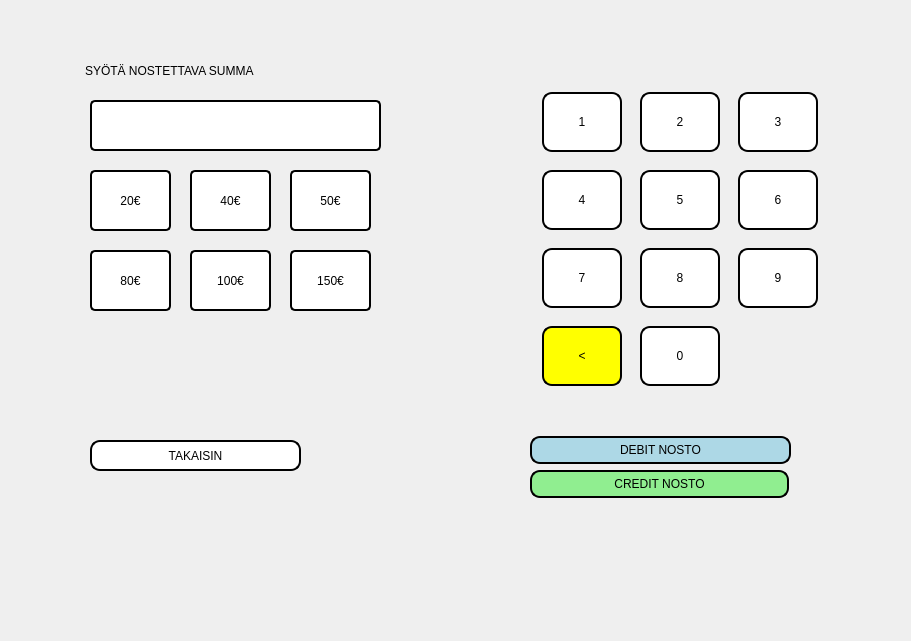
Qt form bank_automat/withdrawpage.ui (tvt20kmo-ohjelmistokehitysprojekti/Group1) before a commit.
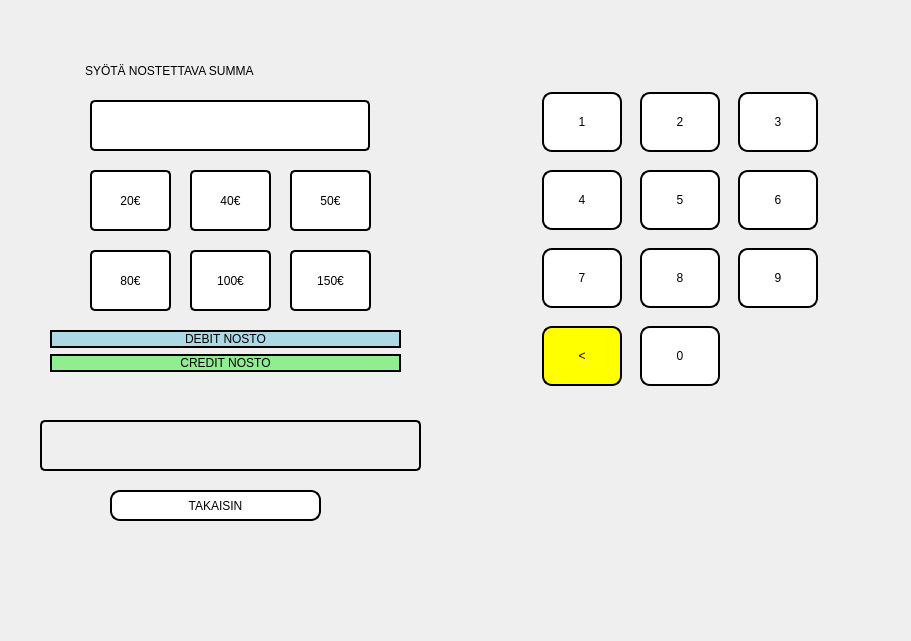
The same form after that commit.

```diff
--- a/bank_automat/withdrawpage.ui
+++ b/bank_automat/withdrawpage.ui
@@ -91,8 +91,8 @@
   <widget class="QPushButton" name="Btn_Takaisin">
    <property name="geometry">
     <rect>
-     <x>90</x>
-     <y>440</y>
+     <x>110</x>
+     <y>490</y>
      <width>211</width>
      <height>31</height>
     </rect>
@@ -529,57 +529,120 @@
     <string>150€</string>
    </property>
   </widget>
-  <widget class="QTextEdit" name="insert_Amount">
+  <widget class="QWidget" name="verticalLayoutWidget">
    <property name="geometry">
     <rect>
-     <x>90</x>
-     <y>100</y>
-     <width>291</width>
-     <height>51</height>
+     <x>50</x>
+     <y>330</y>
+     <width>351</width>
+     <height>91</height>
     </rect>
    </property>
-   <property name="styleSheet">
-    <string notr="true">background-color : white; 
-color : gray;
-	font: 16pt &quot;Maiandra GD&quot;;
-	border-style: solid;
-	border-color: black;
-	border-width: 2px;
-	border-radius: 5px;</string>
-   </property>
-  </widget>
-  <widget class="QPushButton" name="Btn_Debit">
-   <property name="geometry">
-    <rect>
-     <x>530</x>
-     <y>436</y>
-     <width>261</width>
-     <height>28</height>
-    </rect>
-   </property>
-   <property name="styleSheet">
-    <string notr="true">selection-color: rgb(0, 170, 255);
+   <layout class="QVBoxLayout" name="verticalLayout">
+    <item>
+     <widget class="QPushButton" name="Btn_WithdrawDebit">
+      <property name="styleSheet">
+       <string notr="true">selection-color: rgb(0, 170, 255);
 background-color: lightblue;</string>
-   </property>
-   <property name="text">
-    <string>DEBIT NOSTO</string>
-   </property>
-  </widget>
-  <widget class="QPushButton" name="Btn_Credit">
-   <property name="geometry">
-    <rect>
-     <x>530</x>
-     <y>470</y>
-     <width>259</width>
-     <height>28</height>
-    </rect>
-   </property>
-   <property name="styleSheet">
-    <string notr="true">selection-color: rgb(0, 170, 255);
+      </property>
+      <property name="text">
+       <string>DEBIT NOSTO</string>
+      </property>
+     </widget>
+    </item>
+    <item>
+     <widget class="QPushButton" name="Btn_WithdrawCredit">
+      <property name="styleSheet">
+       <string notr="true">selection-color: rgb(0, 170, 255);
 background-color: lightgreen;</string>
+      </property>
+      <property name="text">
+       <string>CREDIT NOSTO</string>
+      </property>
+     </widget>
+    </item>
+    <item>
+     <spacer name="verticalSpacer">
+      <property name="orientation">
+       <enum>Qt::Vertical</enum>
+      </property>
+      <property name="sizeHint" stdset="0">
+       <size>
+        <width>20</width>
+        <height>40</height>
+       </size>
+      </property>
+     </spacer>
+    </item>
+   </layout>
+  </widget>
+  <widget class="QLabel" name="Label_Amount">
+   <property name="geometry">
+    <rect>
+     <x>90</x>
+     <y>100</y>
+     <width>280</width>
+     <height>51</height>
+    </rect>
    </property>
+   <property name="minimumSize">
+    <size>
+     <width>0</width>
+     <height>0</height>
+    </size>
+   </property>
+   <property name="maximumSize">
+    <size>
+     <width>280</width>
+     <height>60</height>
+    </size>
+   </property>
+   <property name="baseSize">
+    <size>
+     <width>280</width>
+     <height>60</height>
+    </size>
+   </property>
+   <property name="mouseTracking">
+    <bool>false</bool>
+   </property>
+   <property name="focusPolicy">
+    <enum>Qt::NoFocus</enum>
+   </property>
+   <property name="styleSheet">
+    <string notr="true">background-color : white; 
+color : gray;</string>
+   </property>
+   <property name="frameShape">
+    <enum>QFrame::StyledPanel</enum>
+   </property>
+   <property name="frameShadow">
+    <enum>QFrame::Sunken</enum>
+   </property>
    <property name="text">
-    <string>CREDIT NOSTO</string>
+    <string/>
+   </property>
+   <property name="alignment">
+    <set>Qt::AlignCenter</set>
+   </property>
+  </widget>
+  <widget class="QLabel" name="Label_Error">
+   <property name="geometry">
+    <rect>
+     <x>40</x>
+     <y>420</y>
+     <width>381</width>
+     <height>51</height>
+    </rect>
+   </property>
+   <property name="styleSheet">
+    <string notr="true"/>
+   </property>
+   <property name="text">
+    <string/>
+   </property>
+   <property name="alignment">
+    <set>Qt::AlignCenter</set>
    </property>
   </widget>
  </widget>
```
Left out of the diff: 34 changed lines with no effect on the pictures.
